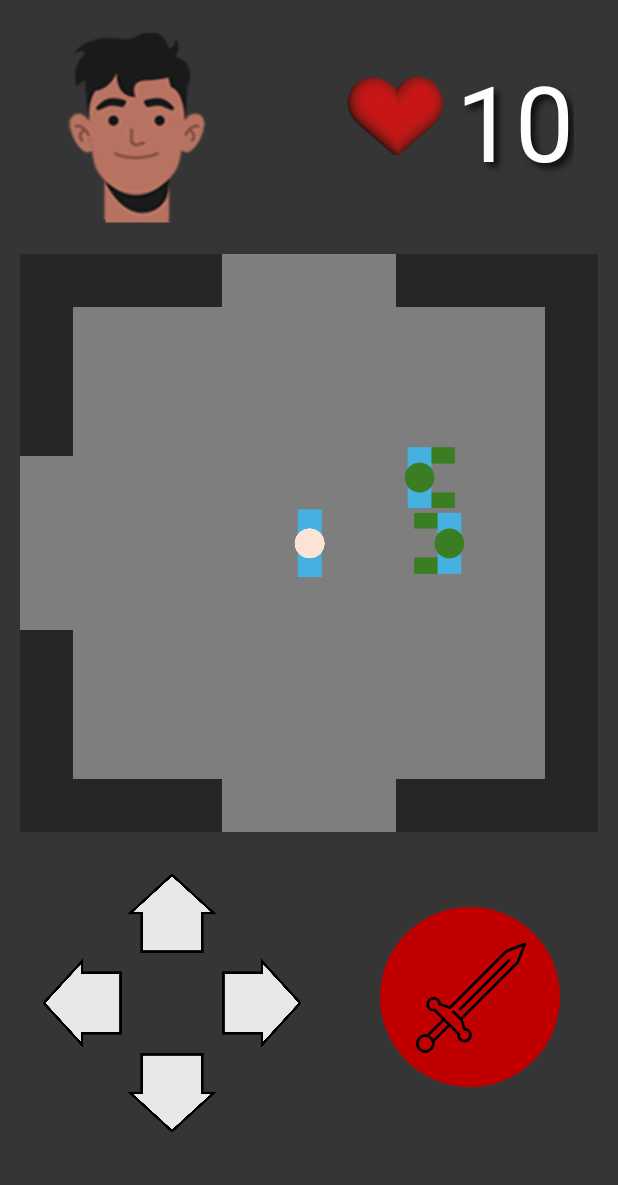
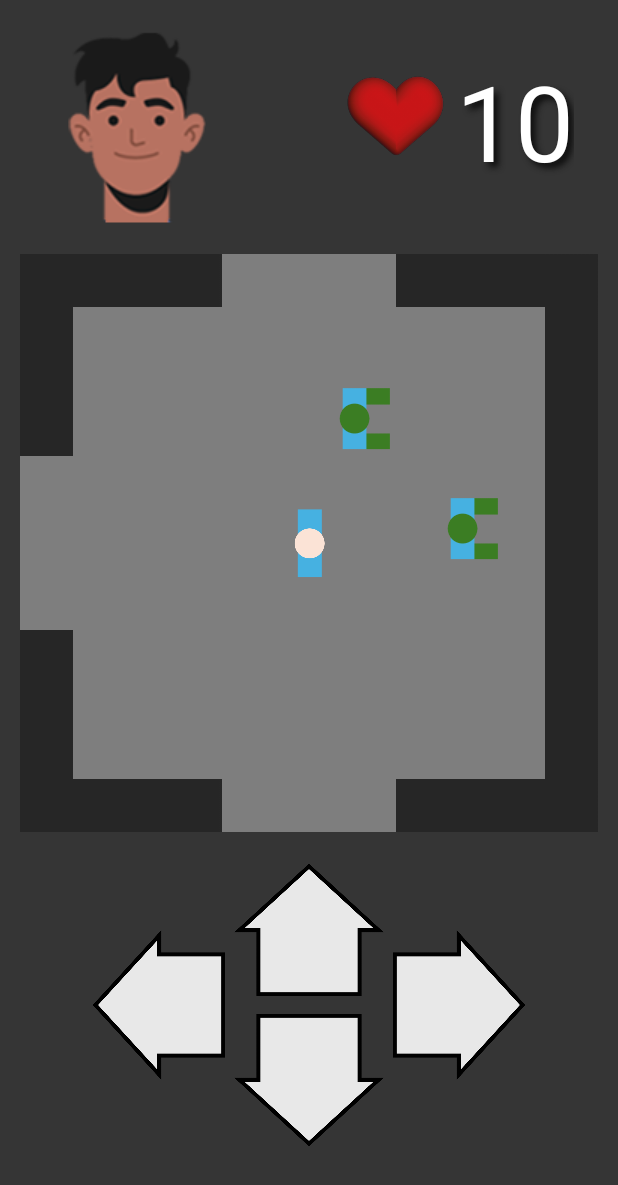
Before and after one commit to Etienne0792/Prototype-PFI, an Android app: the room6 screen opened directly, with no data from a screen before it, on a phone screen of 412 x 824 dp. Shown: the top 1185 px of the screen. Run offline under Robolectric (Android 15) with nearby library versions, the light colour scheme and no system bars; 9 statements that could not run were skipped.

Commit message:
Version temp

```diff
--- a/app/src/main/java/com/example/prototype_pfi/Utilitaire.java
+++ /dev/null
@@ -1,5 +0,0 @@
-package com.example.prototype_pfi;
-
-class Utilitaire {
-
-}
--- a/app/src/main/java/com/example/prototype_pfi/room6.java
+++ b/app/src/main/java/com/example/prototype_pfi/room6.java
@@ -26,6 +26,7 @@ public class room6 extends AppCompatActivity {
     Personnages hero;
     ImageView activeView;
     Monstre monstre;
+    Monstre monstre1;
 
     Drawable[] tabMonstre = new Drawable[4];
     ImageButton right;
@@ -71,13 +72,18 @@ public class room6 extends AppCompatActivity {
         tabMonstre[2] = getDrawable(R.drawable.monstrepas2);
         tabMonstre[3] = getDrawable(R.drawable.monstredegat);
         ImageView monstre_img = findViewById(R.id.monstreRoom6);
+        ImageView monstre_img1 = findViewById(R.id.monstreRoom6_1);
+
         monstre = new Monstre(tabMonstre, monstre_img,gameGrid,GRID_SECTIONS,gridSize);
+        monstre1 = new Monstre(tabMonstre, monstre_img1,gameGrid,GRID_SECTIONS,gridSize);
         if (hero.asKey){
             tabMonstre[0] = getDrawable(R.drawable.monstreattaquer);
             tabMonstre[1] = getDrawable(R.drawable.monstrepas1attaquer);
             tabMonstre[2] = getDrawable(R.drawable.monstrepas2attaquer);
             monstre.setImage(tabMonstre);
             monstre.setAttaque(2);
+            monstre1.setImage(tabMonstre);
+            monstre1.setAttaque(2);
         }
 
         //Coeur "animation"
@@ -94,6 +100,7 @@ public class room6 extends AppCompatActivity {
         piece4Player.start();
 
         monstre.Deplacement(hero,this, vie).start();
+        monstre1.Deplacement(hero,this, vie).start();
 
         Directions[] sorties = new Directions[]
                 {
--- a/app/src/main/res/layout/room6.xml
+++ b/app/src/main/res/layout/room6.xml
@@ -8,65 +8,52 @@
 
     <ImageButton
         android:id="@+id/up4"
-        android:layout_width="60dp"
-        android:layout_height="60dp"
-        android:layout_marginTop="24dp"
+        android:layout_width="100dp"
+        android:layout_height="100dp"
+        android:layout_marginTop="15dp"
         android:background="#00FFFFFF"
         android:rotation="270"
         android:scaleType="fitCenter"
         app:layout_constraintEnd_toEndOf="@+id/gameGrid"
-        app:layout_constraintHorizontal_bias="0.22"
         app:layout_constraintStart_toStartOf="@+id/gameGrid"
         app:layout_constraintTop_toBottomOf="@+id/gameGrid"
         app:srcCompat="@drawable/arrow" />
 
     <ImageButton
         android:id="@+id/right4"
-        android:layout_width="60dp"
-        android:layout_height="60dp"
+        android:layout_width="100dp"
+        android:layout_height="100dp"
         android:background="#00FFFFFF"
         android:rotation="0"
         android:scaleType="fitCenter"
+        app:layout_constraintBottom_toBottomOf="@+id/down4"
         app:layout_constraintStart_toEndOf="@+id/up4"
-        app:layout_constraintTop_toBottomOf="@+id/up4"
+        app:layout_constraintTop_toTopOf="@+id/up4"
         app:srcCompat="@drawable/arrow" />
 
     <ImageButton
         android:id="@+id/left4"
-        android:layout_width="60dp"
-        android:layout_height="60dp"
+        android:layout_width="100dp"
+        android:layout_height="100dp"
         android:background="#00FFFFFF"
         android:rotation="180"
         android:scaleType="fitCenter"
+        app:layout_constraintBottom_toBottomOf="@+id/down4"
         app:layout_constraintEnd_toStartOf="@+id/up4"
-        app:layout_constraintTop_toBottomOf="@+id/up4"
+        app:layout_constraintTop_toTopOf="@+id/up4"
         app:srcCompat="@drawable/arrow" />
 
     <ImageButton
         android:id="@+id/down4"
-        android:layout_width="60dp"
-        android:layout_height="60dp"
+        android:layout_width="100dp"
+        android:layout_height="100dp"
         android:background="#00FFFFFF"
         android:rotation="90"
         android:scaleType="fitCenter"
-        app:layout_constraintEnd_toStartOf="@+id/right4"
-        app:layout_constraintStart_toEndOf="@+id/left4"
-        app:layout_constraintTop_toBottomOf="@+id/left4"
+        app:layout_constraintEnd_toEndOf="@+id/up4"
+        app:layout_constraintStart_toStartOf="@+id/up4"
+        app:layout_constraintTop_toBottomOf="@+id/up4"
         app:srcCompat="@drawable/arrow" />
-
-    <ImageButton
-        android:id="@+id/imageButton6"
-        android:layout_width="120dp"
-        android:layout_height="120dp"
-        android:layout_marginTop="50dp"
-        android:layout_marginEnd="25dp"
-        android:background="#00FFFFFF"
-        android:scaleType="fitCenter"
-        app:layout_constraintEnd_toEndOf="@+id/gameGrid"
-        app:layout_constraintHorizontal_bias="0.958"
-        app:layout_constraintStart_toEndOf="@+id/right2"
-        app:layout_constraintTop_toBottomOf="@+id/gameGrid"
-        app:srcCompat="@drawable/attaque" />
 
     <androidx.constraintlayout.widget.ConstraintLayout
         android:id="@+id/gameGrid"
@@ -175,10 +162,22 @@
             android:layout_height="50dp"
             app:layout_constraintBottom_toBottomOf="parent"
             app:layout_constraintEnd_toEndOf="parent"
-            app:layout_constraintHorizontal_bias="0.749"
+            app:layout_constraintHorizontal_bias="0.62"
             app:layout_constraintStart_toStartOf="parent"
             app:layout_constraintTop_toTopOf="parent"
-            app:layout_constraintVertical_bias="0.37"
+            app:layout_constraintVertical_bias="0.253"
+            app:srcCompat="@drawable/monstre" />
+
+        <ImageView
+            android:id="@+id/monstreRoom6_1"
+            android:layout_width="50dp"
+            android:layout_height="50dp"
+            app:layout_constraintBottom_toBottomOf="parent"
+            app:layout_constraintEnd_toEndOf="parent"
+            app:layout_constraintHorizontal_bias="0.835"
+            app:layout_constraintStart_toStartOf="parent"
+            app:layout_constraintTop_toTopOf="parent"
+            app:layout_constraintVertical_bias="0.471"
             app:srcCompat="@drawable/monstre" />
 
     </androidx.constraintlayout.widget.ConstraintLayout>
@@ -194,18 +193,6 @@
         app:layout_constraintTop_toTopOf="@+id/gameGrid"
         app:srcCompat="@drawable/personnage" />
 
-
-    <ImageView
-        android:id="@+id/monstreRoom6"
-        android:layout_width="50dp"
-        android:layout_height="50dp"
-        android:rotation="180"
-        app:layout_constraintBottom_toBottomOf="@+id/gameGrid"
-        app:layout_constraintEnd_toEndOf="@+id/gameGrid"
-        app:layout_constraintHorizontal_bias="0.75"
-        app:layout_constraintStart_toStartOf="@+id/gameGrid"
-        app:layout_constraintTop_toTopOf="@+id/gameGrid"
-        app:srcCompat="@drawable/monstre" />
 
     <ImageView
         android:id="@+id/coeur_6"
```
Also changed, not shown: app/src/main/java/com/example/prototype_pfi/GenericOnTouchListener.java (+22 -2 lines), app/src/main/java/com/example/prototype_pfi/Monstre.java (+14 -15 lines), app/src/main/java/com/example/prototype_pfi/Personnages.java (+10 -1 lines), app/src/main/java/com/example/prototype_pfi/room8.java (+4 -4 lines), app/src/main/res/layout/room1.xml (+17 -31 lines), app/src/main/res/layout/room2.xml (+22 -35 lines), app/src/main/res/layout/room3.xml (+22 -35 lines), app/src/main/res/layout/room4.xml (+22 -35 lines), app/src/main/res/layout/room5.xml (+23 -35 lines), app/src/main/res/layout/room7.xml (+16 -29 lines), app/src/main/res/layout/room8.xml (+16 -29 lines), app/src/main/res/layout/room9.xml (+16 -29 lines), app/src/main/res/layout/starting_room.xml (+16 -28 lines).
